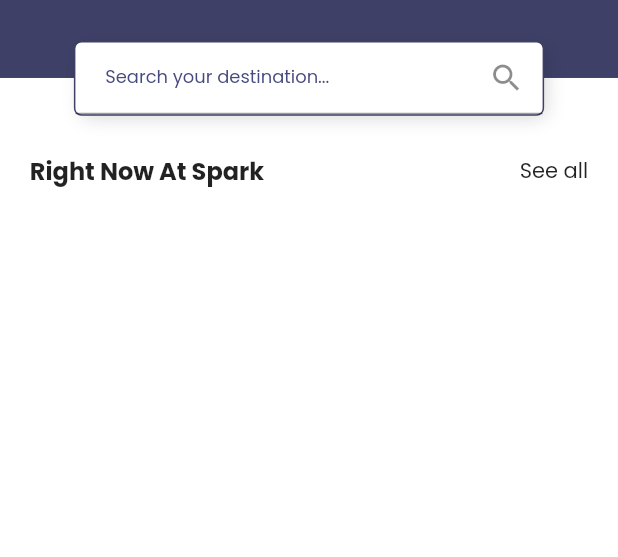
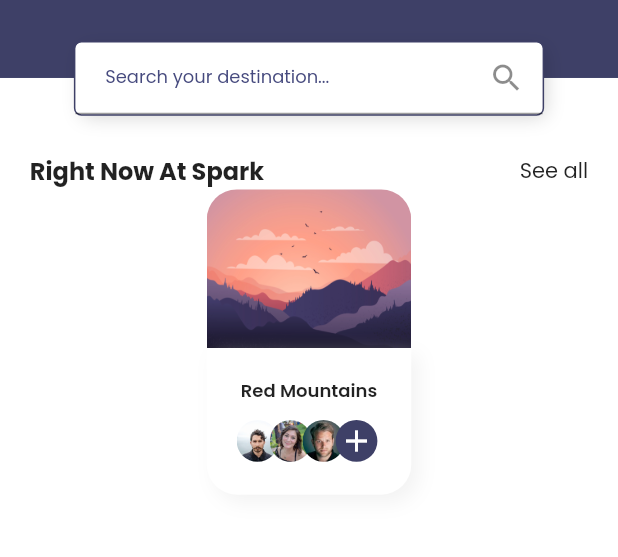
Before and after one commit to JARNBOY/TravelApp_Flutter, a Flutter app: the screen it shows after launch, on a phone screen of 412 x 824 dp, the part 392-949 px from its top. Run offline on Flutter 3.47's test engine with Material 2 defaults, Android fonts, the phone set to English and light mode, and no system bars; our stand-ins replace google_fonts; missing offline and left inert: dart:js.

```diff
--- a/lib/screens/home/components/body_home.dart
+++ b/lib/screens/home/components/body_home.dart
@@ -1,5 +1,6 @@
 import 'package:flutter/material.dart';
 import 'package:travelapp_flutter/constants.dart';
+import 'package:travelapp_flutter/models/TravelSpot.dart';
 import 'package:travelapp_flutter/screens/home/components/search_field.dart';
 import 'package:travelapp_flutter/screens/home/components/section_title.dart';
 import 'package:travelapp_flutter/size_config.dart';
@@ -19,9 +20,107 @@ class BodyHome extends StatelessWidget {
           SectionTitle(
             title: "Right Now At Spark",
             press: () {},
+          ),
+          SizedBox(
+            width: getProportionateScreenWidth(137),
+            child: Column(
+              children: [
+                AspectRatio(
+                  aspectRatio: 1.29,
+                  child: Container(
+                    decoration: BoxDecoration(
+                      borderRadius: BorderRadius.only(
+                          topLeft: Radius.circular(20),
+                          topRight: Radius.circular(20)),
+                      image: DecorationImage(
+                          image: AssetImage(travelSpots[0].image),
+                          fit: BoxFit.cover),
+                    ),
+                  ),
+                ),
+                Container(
+                  width: getProportionateScreenWidth(137),
+                  padding: EdgeInsets.all(
+                      getProportionateScreenWidth(kDefaultPadding)),
+                  decoration: BoxDecoration(
+                      borderRadius: BorderRadius.only(
+                          bottomLeft: Radius.circular(20),
+                          bottomRight: Radius.circular(20)),
+                      color: Colors.white,
+                      boxShadow: [kDefualtShadow]),
+                  child: Column(
+                    children: [
+                      Text(
+                        travelSpots[0].name,
+                        style: TextStyle(
+                            fontSize: 12, fontWeight: FontWeight.w600),
+                      ),
+                      VerticalSpacing(
+                        of: 10,
+                      ),
+                      Travellers()
+                    ],
+                  ),
+                )
+              ],
+            ),
           )
         ],
       ),
     );
   }
 }
+
+class Travellers extends StatelessWidget {
+  const Travellers({
+    Key key,
+  }) : super(key: key);
+
+  @override
+  Widget build(BuildContext context) {
+    int totalUser = 0;
+    return SizedBox(
+      width: double.infinity,
+      height: getProportionateScreenWidth(30),
+      child: Stack(
+        children: [
+          ...List.generate(travelSpots[0].users.length, (index) {
+            totalUser++;
+            return Positioned(
+                left: (22 * index).toDouble(),
+                child: buildTravellerFace(index));
+          }),
+          Positioned(
+            left: (totalUser * 22).toDouble(),
+            child: SizedBox(
+              height: getProportionateScreenWidth(28),
+              width: getProportionateScreenWidth(28),
+              child: FlatButton(
+                shape: RoundedRectangleBorder(
+                    borderRadius: BorderRadius.circular(30)),
+                padding: EdgeInsets.zero,
+                color: kPrimaryColor,
+                onPressed: () {},
+                child: Icon(
+                  Icons.add,
+                  color: Colors.white,
+                ),
+              ),
+            ),
+          )
+        ],
+      ),
+    );
+  }
+
+  ClipOval buildTravellerFace(int index) {
+    return ClipOval(
+      child: Image.asset(
+        travelSpots[0].users[index].image,
+        height: getProportionateScreenWidth(28),
+        width: getProportionateScreenWidth(28),
+        fit: BoxFit.cover,
+      ),
+    );
+  }
+}
```
